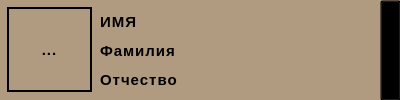
This is profilebox.ui in l1monch1k/Cartoteka_OSTIN as Qt 5 draws it before an edit. The edited form follows.
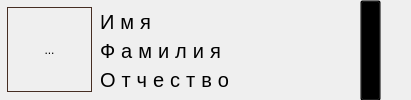
This is the edited form.

The edit to the form file:
```diff
--- a/profilebox.ui
+++ b/profilebox.ui
@@ -6,7 +6,7 @@
    <rect>
     <x>0</x>
     <y>0</y>
-    <width>400</width>
+    <width>411</width>
     <height>100</height>
    </rect>
   </property>
@@ -31,6 +31,10 @@
   <property name="windowTitle">
    <string>Form</string>
   </property>
+  <property name="styleSheet">
+   <string notr="true">-webkit-box-shadow: -10px 0px 13px -7px #000000, 10px 0px 13px -7px #000000, -15px 4px 8px -2px rgba(0,0,0,0.12); 
+box-shadow: -10px 0px 13px -7px #000000, 10px 0px 13px -7px #000000, -15px 4px 8px -2px rgba(0,0,0,0.12);</string>
+  </property>
   <layout class="QVBoxLayout" name="verticalLayout">
    <property name="spacing">
     <number>0</number>
@@ -50,20 +54,18 @@
    <item>
     <widget class="QWidget" name="widget" native="true">
      <property name="styleSheet">
-      <string notr="true">background-color: rgb(177, 155, 128);
-font-family: &quot;Courier New&quot;, Courier, monospace;
-color: #000000;
-font-variant: small-caps;
-font-weight: 700;
-letter-spacing: 1px;
-font-size: 15px;
-text-transform: uppercase;
+      <string notr="true">QWidget#widget
+{
+border: 4px ridge #462e23;
+
+};
+
 </string>
      </property>
      <widget class="QPushButton" name="pushButton">
       <property name="geometry">
        <rect>
-        <x>380</x>
+        <x>360</x>
         <y>0</y>
         <width>21</width>
         <height>101</height>
@@ -92,7 +94,8 @@
        </size>
       </property>
       <property name="styleSheet">
-       <string notr="true">border: 2px solid #000000;</string>
+       <string notr="true">border: 1px solid #462e23;
+</string>
       </property>
       <property name="text">
        <string>...</string>
@@ -113,11 +116,23 @@
         <height>81</height>
        </rect>
       </property>
+      <property name="styleSheet">
+       <string notr="true">font-family: &quot;Courier New&quot;, Courier, monospace;
+font-size: 20px;
+letter-spacing: 6px;
+word-spacing: 0px;
+color: #000000;
+font-weight: normal;
+text-decoration: none;
+font-style: normal;
+font-variant: normal;
+text-transform: none;</string>
+      </property>
       <layout class="QVBoxLayout" name="verticalLayout_3">
        <item>
         <widget class="QLabel" name="Name">
          <property name="text">
-          <string>ИМЯ</string>
+          <string>Имя</string>
          </property>
         </widget>
        </item>
```
